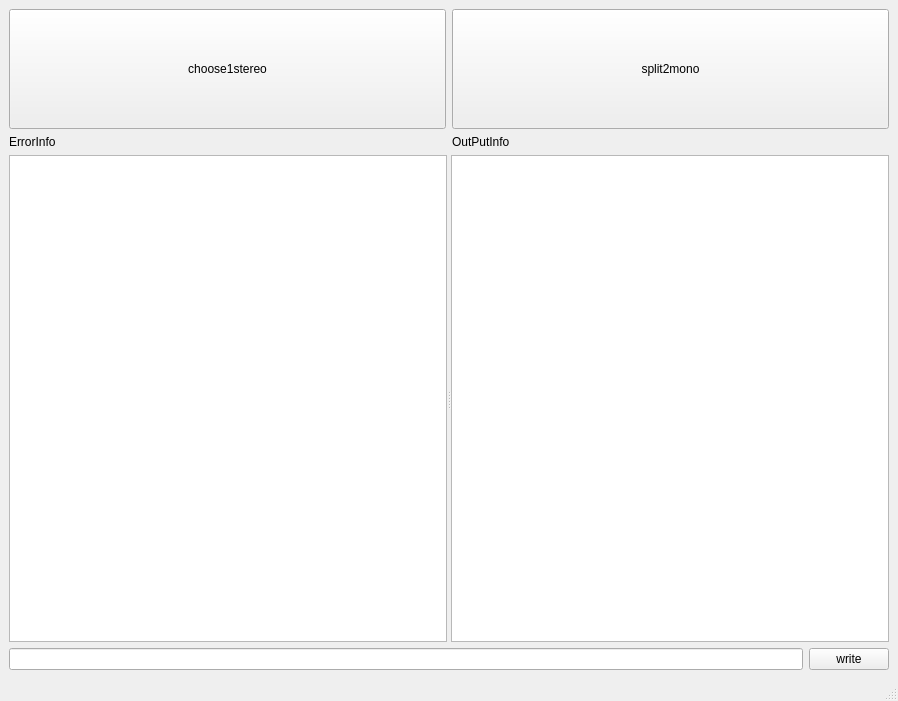
Qt form 2_Proj/server/rawmediaprocess.ui (sitakerchen/MultiStereo) before a commit.
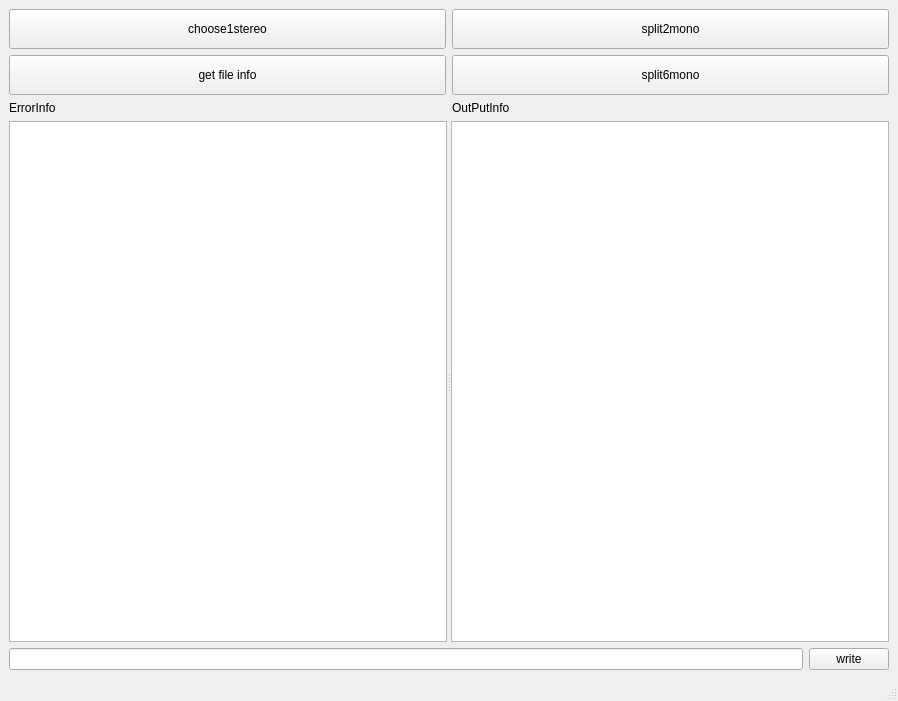
The same form after that commit.

Commit message: ver0.2 add split to 6 mono function

The edit to the form file:
```diff
--- a/2_Proj/server/rawmediaprocess.ui
+++ b/2_Proj/server/rawmediaprocess.ui
@@ -14,13 +14,21 @@
    <string>MainWindow</string>
   </property>
   <widget class="QWidget" name="centralwidget">
-   <layout class="QGridLayout" name="gridLayout_2" rowstretch="1,1,0">
+   <layout class="QGridLayout" name="gridLayout_2" rowstretch="0,5,0">
     <item row="0" column="0">
+     <layout class="QVBoxLayout" name="verticalLayout_2">
+      <item>
      <widget class="QPushButton" name="pushButtonChoose1stereo">
+        <property name="sizePolicy">
+         <sizepolicy hsizetype="Minimum" vsizetype="Minimum">
+          <horstretch>0</horstretch>
+          <verstretch>0</verstretch>
+         </sizepolicy>
+        </property>
       <property name="minimumSize">
        <size>
         <width>120</width>
-        <height>120</height>
+          <height>40</height>
        </size>
       </property>
       <property name="text">
@@ -28,12 +36,41 @@
       </property>
      </widget>
     </item>
+      <item>
+       <widget class="QPushButton" name="pushButtonGetFileInfo">
+        <property name="sizePolicy">
+         <sizepolicy hsizetype="Minimum" vsizetype="Minimum">
+          <horstretch>0</horstretch>
+          <verstretch>0</verstretch>
+         </sizepolicy>
+        </property>
+        <property name="minimumSize">
+         <size>
+          <width>120</width>
+          <height>40</height>
+         </size>
+        </property>
+        <property name="text">
+         <string>get file info</string>
+        </property>
+       </widget>
+      </item>
+     </layout>
+    </item>
     <item row="0" column="1">
+     <layout class="QVBoxLayout" name="verticalLayout">
+      <item>
      <widget class="QPushButton" name="pushButtonSplit2mono">
+        <property name="sizePolicy">
+         <sizepolicy hsizetype="Minimum" vsizetype="Minimum">
+          <horstretch>0</horstretch>
+          <verstretch>0</verstretch>
+         </sizepolicy>
+        </property>
       <property name="minimumSize">
        <size>
         <width>120</width>
-        <height>120</height>
+          <height>40</height>
        </size>
       </property>
       <property name="text">
@@ -41,8 +78,32 @@
       </property>
      </widget>
     </item>
+      <item>
+       <widget class="QPushButton" name="pushButtonSplit6mono">
+        <property name="sizePolicy">
+         <sizepolicy hsizetype="Minimum" vsizetype="Minimum">
+          <horstretch>0</horstretch>
+          <verstretch>0</verstretch>
+         </sizepolicy>
+        </property>
+        <property name="minimumSize">
+         <size>
+          <width>120</width>
+          <height>40</height>
+         </size>
+        </property>
+        <property name="text">
+         <string>split6mono</string>
+        </property>
+       </widget>
+      </item>
+     </layout>
+    </item>
     <item row="1" column="0" colspan="2">
      <layout class="QGridLayout" name="gridLayout" rowminimumheight="0,5">
+      <property name="sizeConstraint">
+       <enum>QLayout::SetDefaultConstraint</enum>
+      </property>
       <item row="0" column="0">
        <widget class="QLabel" name="label_4">
         <property name="sizePolicy">
```
Lines whose indentation alone changed are shown as unchanged. The commit also changes 4 other files.
